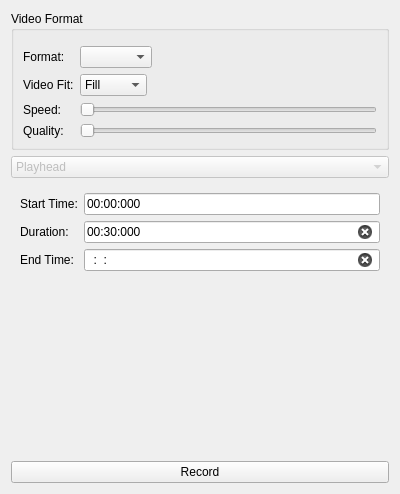
bigfug/Fugio, file plugins/ffmpeg/mediarecorderform.ui: the form before one commit.
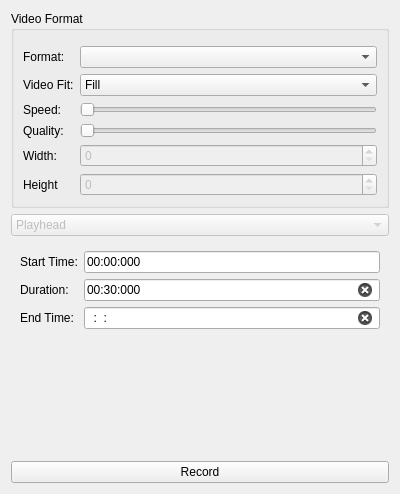
The form after the commit.

What changed in the file:
```diff
--- a/plugins/ffmpeg/mediarecorderform.ui
+++ b/plugins/ffmpeg/mediarecorderform.ui
@@ -43,6 +43,12 @@
         </item>
         <item row="1" column="1">
          <widget class="QComboBox" name="mMediaPreset">
+          <property name="sizePolicy">
+           <sizepolicy hsizetype="MinimumExpanding" vsizetype="Fixed">
+            <horstretch>0</horstretch>
+            <verstretch>0</verstretch>
+           </sizepolicy>
+          </property>
           <property name="sizeAdjustPolicy">
            <enum>QComboBox::AdjustToContents</enum>
           </property>
@@ -60,6 +66,12 @@
           <property name="enabled">
            <bool>true</bool>
           </property>
+          <property name="sizePolicy">
+           <sizepolicy hsizetype="MinimumExpanding" vsizetype="Fixed">
+            <horstretch>0</horstretch>
+            <verstretch>0</verstretch>
+           </sizepolicy>
+          </property>
           <property name="currentIndex">
            <number>1</number>
           </property>
@@ -108,6 +120,46 @@
           </property>
          </widget>
         </item>
+        <item row="5" column="0">
+         <widget class="QLabel" name="widthLabel">
+          <property name="text">
+           <string>Width:</string>
+          </property>
+         </widget>
+        </item>
+        <item row="5" column="1">
+         <widget class="QSpinBox" name="mWidth">
+          <property name="enabled">
+           <bool>false</bool>
+          </property>
+          <property name="sizePolicy">
+           <sizepolicy hsizetype="MinimumExpanding" vsizetype="Fixed">
+            <horstretch>0</horstretch>
+            <verstretch>0</verstretch>
+           </sizepolicy>
+          </property>
+         </widget>
+        </item>
+        <item row="6" column="0">
+         <widget class="QLabel" name="heightLabel">
+          <property name="text">
+           <string>Height</string>
+          </property>
+         </widget>
+        </item>
+        <item row="6" column="1">
+         <widget class="QSpinBox" name="mHeight">
+          <property name="enabled">
+           <bool>false</bool>
+          </property>
+          <property name="sizePolicy">
+           <sizepolicy hsizetype="MinimumExpanding" vsizetype="Fixed">
+            <horstretch>0</horstretch>
+            <verstretch>0</verstretch>
+           </sizepolicy>
+          </property>
+         </widget>
+        </item>
        </layout>
       </item>
      </layout>
```
